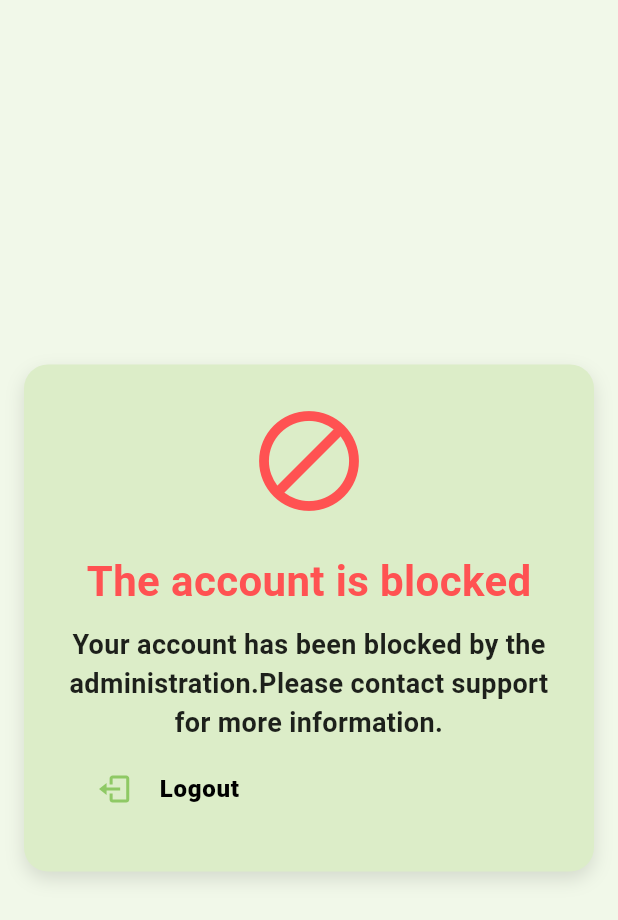
After one commit to Rae180/MyServices, a Flutter app: the AccountBlockedScreen screen opened directly, on a phone screen of 412 x 824 dp. The commit adds this screen. Shown: the top 920 px of the screen. Run offline on Flutter 3.47's test engine with Material 3 defaults, Android fonts, the phone set to English and light mode, and no system bars; our stand-ins replace bloc, cached_network_image, dartz, dotted_border, firebase_core, firebase_messaging and 17 more; missing offline and left inert: animated_react_button, dart:ffi, flutter_map_dragmarker, map_launcher; accounts and stored records are empty; generated files the repository leaves out were written again; network calls fail; Roboto replaces fonts that are missing (Cairo).

Commit message:
handle code and add block account

```diff
--- a/lib/core/constants/api_constants.dart
+++ b/lib/core/constants/api_constants.dart
@@ -8,6 +8,7 @@ class ApiConstants {
   static const String signupuser = "${baseAppUrl}regascustomer";
   static const String checkactiveaccountprovider =
       "${ApiConstants.baseAppUrl}provider/check_acc";
+  static const String checkBlock = "${ApiConstants.baseAppUrl}check";
   static const String logout = "${ApiConstants.baseAppUrl}logout";
 
   static const String changestatusprovicer =
@@ -53,7 +54,8 @@ class ApiConstants {
   static const String GetOrderDetails =
       "${ApiConstants.baseAppUrl}order/status";
   static const String CancelOrder = "${ApiConstants.baseAppUrl}order/cancel/";
-  static const String ProviderDetails = "${ApiConstants.baseAppUrl}provider/detalise/";
+  static const String ProviderDetails =
+      "${ApiConstants.baseAppUrl}provider/detalise/";
   static const String profile = "${ApiConstants.baseAppUrl}profile";
   static const String post = "${ApiConstants.baseAppUrl}post";
 
@@ -61,7 +63,8 @@ class ApiConstants {
   static const String faves = "${ApiConstants.baseAppUrl}favorite";
   static const String profiley = "${ApiConstants.baseAppUrl}profile";
   static const String notifications = "${ApiConstants.baseAppUrl}notifications";
-  static const String alltransactions = "${ApiConstants.baseAppUrl}alltransactions";
+  static const String alltransactions =
+      "${ApiConstants.baseAppUrl}alltransactions";
   static const String searchquery = "${ApiConstants.baseAppUrl}search";
   static const String addSugest = "${ApiConstants.baseAppUrl}suggest";
 }
--- a/lib/features/Auth/bloc/auth_bloc.dart
+++ b/lib/features/Auth/bloc/auth_bloc.dart
@@ -15,6 +15,10 @@ class AuthBloc extends Bloc<AuthEvent, AuthState> {
       if (token == null) {
         emit(UnauthenticatedState());
       } else {
+        var data1 = await client.getRequestAuth(url: ApiConstants.checkBlock);
+        if (data1["success"].toString() != "1") {
+          emit(BlockAccount());
+        } else {
           bool provider = PreferenceUtils.getbool('provider')!;
 
           if (provider) {
@@ -22,13 +26,14 @@ class AuthBloc extends Bloc<AuthEvent, AuthState> {
             var data = await client.getRequestAuth(
                 url: ApiConstants.checkactiveaccountprovider);
 
-          if (data['success'] == '0') {
+            if (data['success'].toString() == '0') {
               emit(UnactiveAccount());
             } else {
               emit(AuthenticatedProviderState());
             }
           } else {
             emit(AuthenticatedUserState());
+          }
         }
       }
     });
--- a/lib/features/Auth/bloc/auth_state.dart
+++ b/lib/features/Auth/bloc/auth_state.dart
@@ -9,6 +9,7 @@ part of 'auth_bloc.dart';
 class UnauthenticatedState extends AuthState {}
 
 class UnactiveAccount extends AuthState {}
+class BlockAccount extends AuthState {}
 
 class AuthenticatedUserState extends AuthState {}
 
--- a/lib/features/Auth/view/screens/Signup_Screen_Provider.dart
+++ b/lib/features/Auth/view/screens/Signup_Screen_Provider.dart
@@ -10,9 +10,11 @@ import 'package:start/core/api_service/network_api_service_http.dart';
 import 'package:start/core/ui/error_widget.dart';
 import 'package:start/core/ui/loading_widget.dart';
 import 'package:start/core/utils/helpers/form_submission_state.dart';
+import 'package:start/features/Auth/bloc/auth_bloc.dart';
 import 'package:start/features/Auth/bloc/signup_provider_bloc.dart';
 import 'package:start/features/Auth/pickers/user_image_picker.dart';
 import 'package:start/features/Auth/view/widgets/custom_TextFormField.dart';
+import 'package:start/features/app_wrapper/app_wrapper.dart';
 import 'package:start/features/user/home/home_bloc/Category_bloc/category_bloc.dart';
 import 'package:start/features/user/home/home_bloc/service_bloc/service_bloc.dart';
 import 'package:start/features/user/home/model/category_model.dart';
@@ -90,8 +92,10 @@ class _SignupScreenProviderState extends State<SignupScreenProvider> {
           body: BlocConsumer<SignupProviderBloc, SignupProviderState>(
             listener: (context, state) {
               if (state.formSubmissionState is FormSuccesfulState) {
+            BlocProvider.of<AuthBloc>(context).add(AppStarted());
+
                 Navigator.of(context).pushNamedAndRemoveUntil(
-                    HomeProviderPage.routeName, (route) => false);
+                    AppWrapper.routeName, (route) => false);
               } else if (state.formSubmissionState is FormNoInternetState) {
                 ScaffoldMessenger.of(context).showSnackBar(SnackBar(
                   content: const Text('No Internet'),
--- a/lib/features/app_wrapper/app_wrapper.dart
+++ b/lib/features/app_wrapper/app_wrapper.dart
@@ -3,6 +3,7 @@ import 'package:flutter_bloc/flutter_bloc.dart';
 import 'package:start/features/Auth/bloc/auth_bloc.dart';
 import 'package:start/features/Auth/view/screens/Auth.dart';
 import 'package:start/features/user/home/view/screen/Welcome_screen.dart';
+import 'package:start/features/user/home/view/screen/block_screen.dart';
 import 'package:start/features/user/home/view/screen/home.dart';
 import 'package:start/features/provider/home_provider/view/screens/home_provider_screen.dart';
 import 'package:start/features/provider/home_provider/view/screens/waiting_active_provider_screen.dart';
@@ -24,6 +25,8 @@ class AppWrapper extends StatelessWidget {
   Widget _buildAuthBuilder(AuthState state, BuildContext context) {
     if (state is AuthInitial) {
       return const WelcomeScreen();
+    } else if (state is BlockAccount) {
+      return const AccountBlockedScreen();
     } else if (state is UnauthenticatedState) {
       return const AuthScreen();
     } else if (state is UnactiveAccount) {
--- a/lib/features/provider/home_provider/view/screens/waiting_active_provider_screen.dart
+++ b/lib/features/provider/home_provider/view/screens/waiting_active_provider_screen.dart
@@ -3,6 +3,7 @@ import 'package:flutter/rendering.dart';
 import 'package:flutter/widgets.dart';
 import 'package:start/core/ui/app_text.dart';
 import 'package:flutter_gen/gen_l10n/app_localizations.dart';
+import 'package:start/core/ui/logout_item.dart';
 
 class WaitingActiveProviderScreen extends StatelessWidget {
   const WaitingActiveProviderScreen({super.key});
@@ -46,7 +47,8 @@ class WaitingActiveProviderScreen extends StatelessWidget {
             textAlign: TextAlign.center,
             fontSize: 35,
             AppLocalizations.of(context)!.activeaccount
-           )
+           ) ,
+           const LogOutItem()
           ],
         ),
       ],
--- a/lib/features/provider/profile/view/screens/profile_provider.dart
+++ b/lib/features/provider/profile/view/screens/profile_provider.dart
@@ -41,7 +41,8 @@ class ProfileProvider extends StatelessWidget {
               return const LoadingWidget();
             } else if (state is SuccessLoadedProfile) {
               print(ApiConstants.STORAGE_URL + state.profileModel.image!);
-              return Padding(
+              return SingleChildScrollView(
+                child: Padding(
                   padding: const EdgeInsets.all(8.0),
                   child: Column(
                     children: [
@@ -122,6 +123,7 @@ class ProfileProvider extends StatelessWidget {
                       const LogOutItem(),
                     ],
                   ),
+                ),
               );
             } else if (state is ErrorState) {
               return NetworkErrorWidget(
--- a/lib/features/user/Orders/Orders_bloc/Order_Details/deatils_for_order_bloc.dart
+++ b/lib/features/user/Orders/Orders_bloc/Order_Details/deatils_for_order_bloc.dart
@@ -16,8 +16,9 @@ class DeatilsForOrderBloc
   final BaseApiService client;
   DeatilsForOrderBloc({required this.client})
       : super(DeatilsForOrderInitial()) {
-    on<SelectFilterChip>(
-        (event, emit) => emit(SelectOrderLoaded(selectedFilter: event.status)));
+    on<SelectFilterChip>((event, emit) {
+      emit(SelectOrderLoaded(selectedFilter: event.status));
+    });
     on<FilterOrdersByStatus>(((event, emit) async {
       emit(DeatilsForOrderLoading());
       final data = await BaseRepo.repoRequest(request: () async {
@@ -46,13 +47,8 @@ class DeatilsForOrderBloc
               orders: data, selectedFilter: event.status));
         }
       });
-
     }));
-
-
-
   }
-
 
   _mapFailureToState(Failure f) {
     switch (f.runtimeType) {
@@ -70,6 +66,4 @@ class DeatilsForOrderBloc
         );
     }
   }
-
-
 }
--- a/lib/features/user/home/view/screen/Home_page_Screen.dart
+++ b/lib/features/user/home/view/screen/Home_page_Screen.dart
@@ -164,7 +164,7 @@ class _HomePageScreenState extends State<HomePageScreen> {
                             ),
                             GestureDetector(
                               onTap: () {
-                                print('pressing');
+                                print('pressing1111111111111111');
                                 BlocProvider.of<NavigationBloc>(context)
                                     .add(NavigateToPage(3));
                                 BlocProvider.of<DeatilsForOrderBloc>(context)
--- /dev/null
+++ b/lib/features/user/home/view/screen/block_screen.dart
@@ -0,0 +1,62 @@
+import 'package:flutter/material.dart';
+import 'package:start/core/ui/logout_item.dart';
+import 'package:flutter_gen/gen_l10n/app_localizations.dart';
+
+class AccountBlockedScreen extends StatelessWidget {
+  const AccountBlockedScreen({super.key});
+
+  @override
+  Widget build(BuildContext context) {
+    return Scaffold(
+      backgroundColor: Colors.lightGreen.shade50,
+      body: Center(
+        child: Padding(
+          padding: const EdgeInsets.all(16.0),
+          child: Container(
+            decoration: BoxDecoration(
+              color: Colors.lightGreen.shade100,
+              borderRadius: BorderRadius.circular(16),
+              boxShadow: const [
+                BoxShadow(
+                  color: Colors.black12,
+                  blurRadius: 10,
+                  offset: Offset(0, 5),
+                ),
+              ],
+            ),
+            padding: const EdgeInsets.all(24),
+            child: Column(
+              mainAxisSize: MainAxisSize.min,
+              children: [
+                const Icon(
+                  Icons.block,
+                  size: 80,
+                  color: Colors.redAccent,
+                ),
+                const SizedBox(height: 20),
+                Text(
+                  AppLocalizations.of(context)!.theaccountisblocked,
+                  style: const TextStyle(
+                    fontSize: 28,
+                    fontWeight: FontWeight.bold,
+                    color: Colors.redAccent,
+                  ),
+                ),
+                const SizedBox(height: 10),
+                Text(
+                  AppLocalizations.of(context)!.noteblock,
+                  style: const TextStyle(
+                    fontSize: 18,
+                    color: Colors.black87,
+                  ),
+                  textAlign: TextAlign.center,
+                ),
+                const LogOutItem()
+              ],
+            ),
+          ),
+        ),
+      ),
+    );
+  }
+}
--- a/lib/l10n/app_ar.arb
+++ b/lib/l10n/app_ar.arb
@@ -177,5 +177,7 @@
     "sharingThoughts":"اقتراحاتك قيمة بالنسبة الينا! من فضلك شاركنا افكارك",
     "sendingSuggest":"ارسال الاقتراح",
     "yoursuggest":"اقتراحك",
-    "search":"البحث"
+    "search":"البحث",
+    "theaccountisblocked":"الحساب محظور",
+    "noteblock":"لقد تم حظر حسابك من قبل الإدارة. يرجى التواصل مع الدعم للحصول على مزيد من المعلومات."
 }
--- a/lib/l10n/app_en.arb
+++ b/lib/l10n/app_en.arb
@@ -178,5 +178,8 @@
     "sharingThoughts":"Your suggestions are valuable to us! Please share your thoughts.",
     "sendingSuggest":"Send a suggest",
     "yoursuggest":"Your Suggest",
-    "search":"Search"
+    "search":"Search",
+    "theaccountisblocked":"The account is blocked",
+    "noteblock":"Your account has been blocked by the administration.Please contact support for more information."
+
   }
```
Also changed, not shown: lib/features/Auth/view/screens/Auth.dart (+5 -6 lines), lib/features/Auth/view/screens/Signup_Screen.dart (+7 -6 lines), lib/features/user/Orders/view/screen/Orders_screen.dart (+13 -7 lines). Lines whose indentation alone changed are shown as unchanged.
